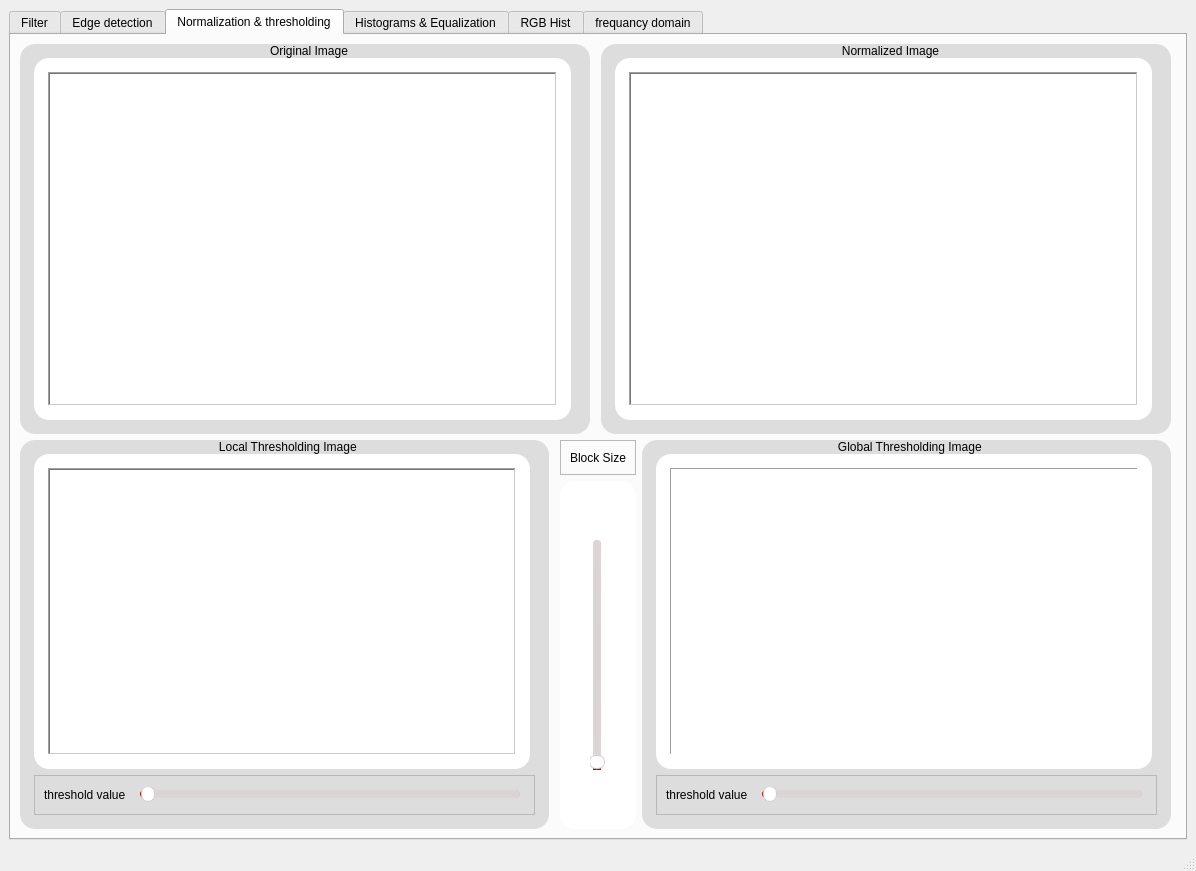
Old version of the form task1.ui in the repository Mohamed-hazem-mahrous/computer_vision_toolkit.
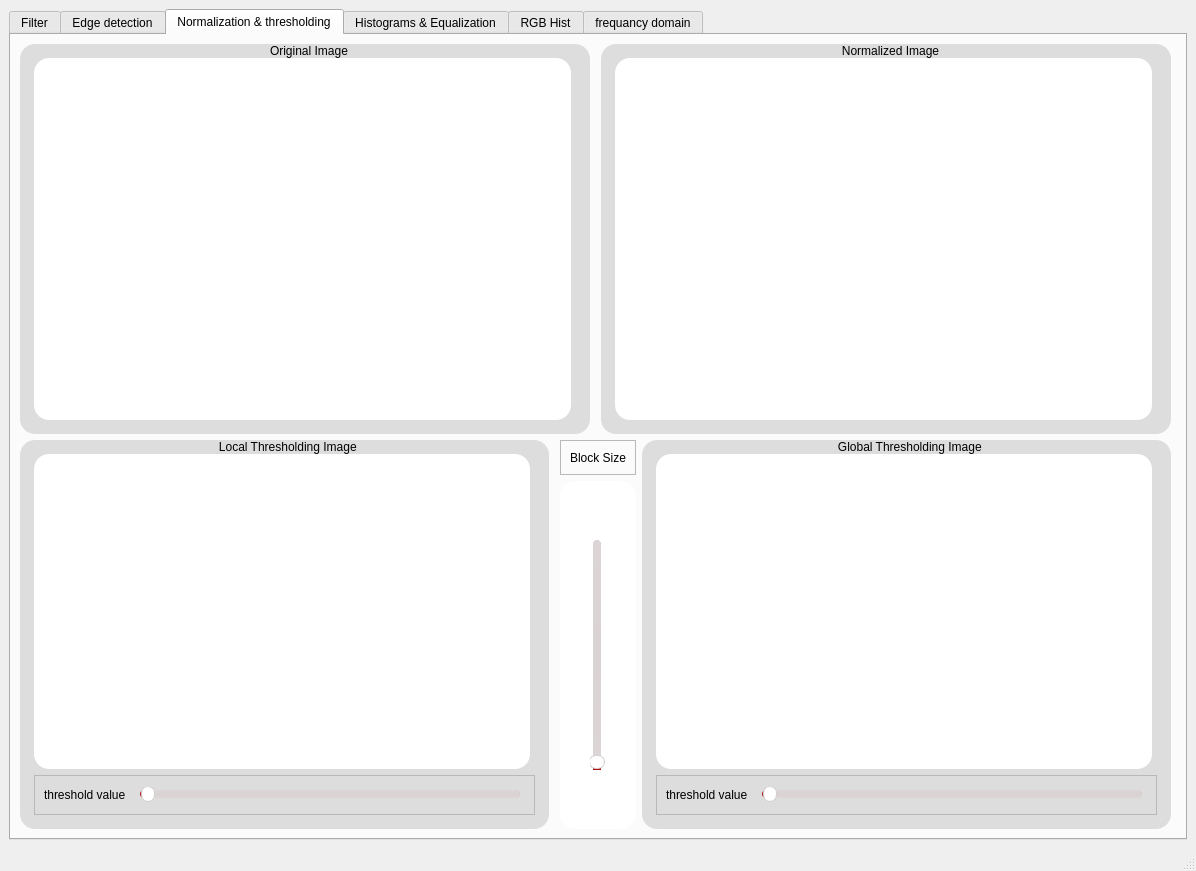
New version of the form. The open tabs and pages were chosen to show the change. Icons and pictures are not drawn. Custom widgets are drawn as their Qt base class.

Commit message: tab 3 widgets

Diff of the .ui file:
```diff
--- a/task1.ui
+++ b/task1.ui
@@ -1376,23 +1376,7 @@
                  </property>
                  <layout class="QGridLayout" name="gridLayout_27">
                   <item row="0" column="0">
-                   <widget class="QLabel" name="original_image_label_page3">
-                    <property name="minimumSize">
-                     <size>
-                      <width>380</width>
-                      <height>200</height>
-                     </size>
-                    </property>
-                    <property name="frameShape">
-                     <enum>QFrame::WinPanel</enum>
-                    </property>
-                    <property name="frameShadow">
-                     <enum>QFrame::Sunken</enum>
-                    </property>
-                    <property name="text">
-                     <string/>
-                    </property>
-                   </widget>
+                   <widget class="PlotWidget" name="original_image_3" native="true"/>
                   </item>
                  </layout>
                 </widget>
@@ -1470,23 +1454,7 @@
                  </property>
                  <layout class="QGridLayout" name="gridLayout_22">
                   <item row="0" column="0">
-                   <widget class="QLabel" name="normalized_image_label_page3">
-                    <property name="minimumSize">
-                     <size>
-                      <width>380</width>
-                      <height>200</height>
-                     </size>
-                    </property>
-                    <property name="frameShape">
-                     <enum>QFrame::WinPanel</enum>
-                    </property>
-                    <property name="frameShadow">
-                     <enum>QFrame::Sunken</enum>
-                    </property>
-                    <property name="text">
-                     <string/>
-                    </property>
-                   </widget>
+                   <widget class="PlotWidget" name="normalized_image" native="true"/>
                   </item>
                  </layout>
                 </widget>
@@ -1575,23 +1543,7 @@
                    </property>
                    <layout class="QGridLayout" name="gridLayout_30">
                     <item row="0" column="0">
-                     <widget class="QLabel" name="local_image_label_page3">
-                      <property name="minimumSize">
-                       <size>
-                        <width>390</width>
-                        <height>200</height>
-                       </size>
-                      </property>
-                      <property name="frameShape">
-                       <enum>QFrame::WinPanel</enum>
-                      </property>
-                      <property name="frameShadow">
-                       <enum>QFrame::Sunken</enum>
-                      </property>
-                      <property name="text">
-                       <string/>
-                      </property>
-                     </widget>
+                     <widget class="PlotWidget" name="local_thresholding_image" native="true"/>
                     </item>
                    </layout>
                   </widget>
@@ -1879,23 +1831,7 @@
                    </property>
                    <layout class="QGridLayout" name="gridLayout_24">
                     <item row="0" column="0">
-                     <widget class="QLabel" name="global_image_label_page3">
-                      <property name="minimumSize">
-                       <size>
-                        <width>390</width>
-                        <height>200</height>
-                       </size>
-                      </property>
-                      <property name="frameShape">
-                       <enum>QFrame::Panel</enum>
-                      </property>
-                      <property name="frameShadow">
-                       <enum>QFrame::Sunken</enum>
-                      </property>
-                      <property name="text">
-                       <string/>
-                      </property>
-                     </widget>
+                     <widget class="PlotWidget" name="global_thresholding_image" native="true"/>
                     </item>
                    </layout>
                   </widget>
```
The commit also changes 1 other file.
